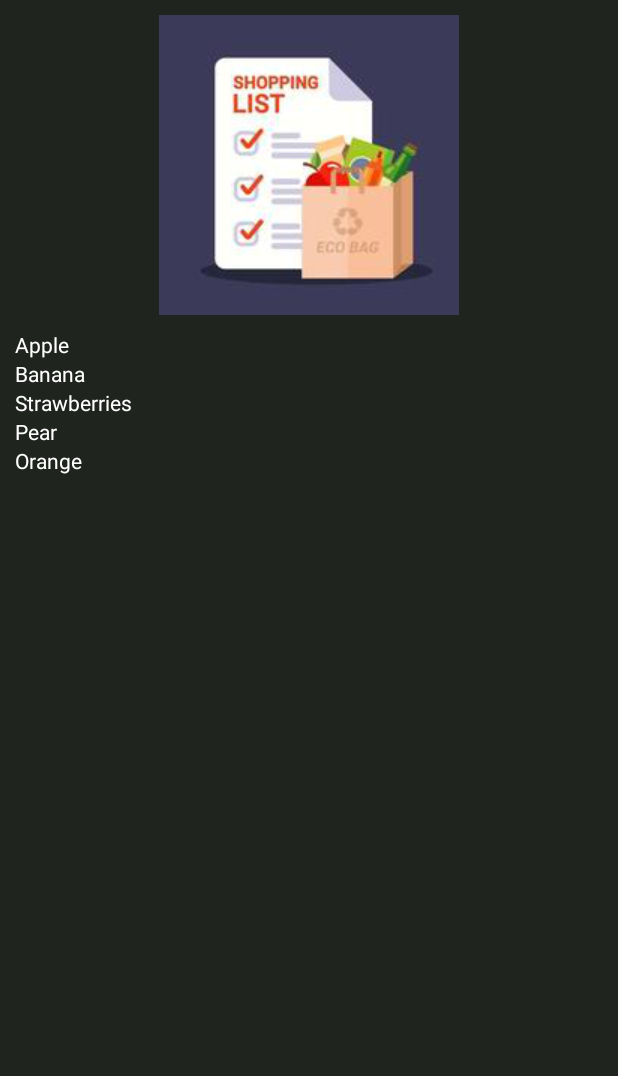
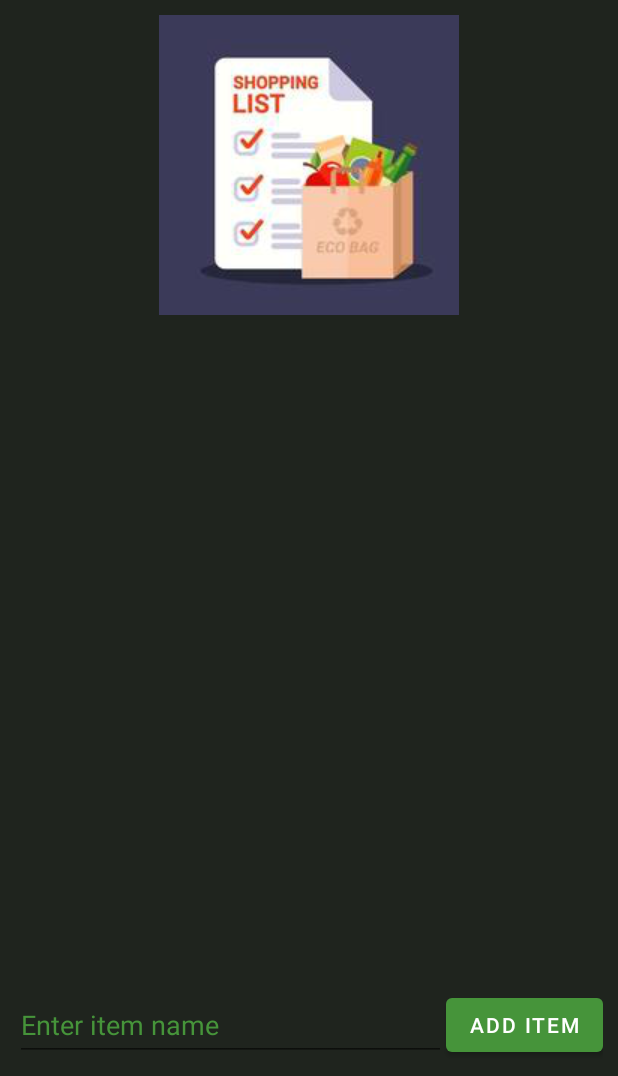
Before and after one commit to aditya-arcot/GroceryList, an Android app: the screen it shows after launch (GroceryListActivity before the commit, ListActivity after it), after a tap on "VIEW GROCERY LIST", on a phone screen of 412 x 824 dp, the part 160-1236 px from its top. Run offline under Robolectric (Android 15) with nearby library versions, the phone set to English and light mode, and no system bars.

Commit message:
Grocery list - user input, save, load data, layout changes Gradle, manifest updated

```diff
--- a/app/build.gradle
+++ b/app/build.gradle
@@ -35,7 +35,7 @@ android {
 }
 
 dependencies {
-
+    implementation 'com.google.code.gson:gson:2.8.6'
     implementation 'androidx.core:core-ktx:1.7.0'
     implementation 'androidx.appcompat:appcompat:1.4.1'
     implementation 'com.google.android.material:material:1.5.0'
--- a/app/src/main/AndroidManifest.xml
+++ b/app/src/main/AndroidManifest.xml
@@ -15,9 +15,9 @@
             android:value="AIzaSyAUSLJ8i-alhKTyrLN1qIWKXil31MqfZrE" />
 
         <activity android:name=".ItemInfoActivity"
-            android:parentActivityName=".GroceryListActivity">
+            android:parentActivityName=".ListActivity">
         </activity>
-        <activity android:name=".GroceryListActivity"
+        <activity android:name=".ListActivity"
             android:parentActivityName=".MainActivity">
         </activity>
         <activity android:name=".NearbyGroceryStoresActivity"
--- a/app/src/main/java/com/example/grocerylist/GroceryListActivity.kt
+++ /dev/null
@@ -1,31 +0,0 @@
-package com.example.grocerylist
-
-import android.content.Intent
-import android.os.Bundle
-import androidx.appcompat.app.AppCompatActivity
-import androidx.recyclerview.widget.RecyclerView
-import com.example.grocerylist.adapter.ItemAdapter
-import com.example.grocerylist.data.Datasource
-import com.example.grocerylist.model.ListItem
-
-class GroceryListActivity : AppCompatActivity() {
-
-    override fun onCreate(savedInstanceState: Bundle?) {
-        super.onCreate(savedInstanceState)
-        setContentView(R.layout.activity_grocery_list)
-
-        val myDataset = Datasource().loadListItems()
-        val recyclerView = findViewById<RecyclerView>(R.id.recycler_view)
-
-        recyclerView.adapter = ItemAdapter(this, myDataset) {
-                item -> openItemInfoActivity(item)
-        }
-    }
-
-    private fun openItemInfoActivity(item: ListItem) {
-        val intent = Intent(this, ItemInfoActivity::class.java).apply {
-            putExtra("name", resources.getString(item.listItemName))
-        }
-        startActivity(intent)
-    }
-}
--- /dev/null
+++ b/app/src/main/java/com/example/grocerylist/ListActivity.kt
@@ -0,0 +1,95 @@
+package com.example.grocerylist
+
+import android.content.Context
+import android.content.SharedPreferences
+import android.os.Bundle
+import android.preference.PreferenceManager
+import android.util.Log
+import android.view.MotionEvent
+import android.view.inputmethod.InputMethodManager
+import android.widget.Button
+import android.widget.EditText
+import androidx.appcompat.app.AppCompatActivity
+import androidx.recyclerview.widget.RecyclerView
+import com.google.gson.Gson
+import com.google.gson.reflect.TypeToken
+import java.lang.reflect.Type
+
+lateinit var data: ArrayList<ListItem>
+lateinit var sharedPrefs: SharedPreferences
+
+class ListActivity : AppCompatActivity() {
+    override fun onCreate(savedInstanceState: Bundle?) {
+        super.onCreate(savedInstanceState)
+        setContentView(R.layout.activity_list)
+
+        sharedPrefs = PreferenceManager.getDefaultSharedPreferences(this)
+
+        val lst = loadList()
+        data = if (lst != null) lst else ArrayList()
+
+        val adapter = ListItemAdapter(this){ checkBoxClick() }
+
+        val recyclerView = findViewById<RecyclerView>(R.id.list_recycler_view)
+        recyclerView.adapter = adapter
+
+        val addButton = findViewById<Button>(R.id.list_add_button)
+        val addField = findViewById<EditText>(R.id.list_input)
+        addButton.setOnClickListener{ buttonClicked(addField, adapter)}
+
+    }
+
+    private fun checkBoxClick(){
+        saveList(data)
+    }
+
+    private fun saveList(lst: ArrayList<ListItem>){
+        val editor = sharedPrefs.edit()
+        val gson = Gson()
+        val json = gson.toJson(lst)
+        editor.putString("grocery_list", json)
+        editor.apply()
+
+        Log.i("user", "saved: $lst")
+    }
+
+    private fun loadList(): ArrayList<ListItem>? {
+        val gson = Gson()
+        val json = sharedPrefs.getString("grocery_list", "")
+        val type: Type = object : TypeToken<ArrayList<ListItem?>?>() {}.type
+        val lst: ArrayList<ListItem>? = gson.fromJson(json, type)
+
+        Log.i("user", "loaded: $lst")
+
+        return lst
+    }
+
+    private fun buttonClicked(textField: EditText, adapter: ListItemAdapter){
+        val text = textField.text.toString().replace("\n", " ")
+
+        if (text != ""){
+            textField.setText("")
+
+            data.add(ListItem(false, text))
+            adapter.notifyItemChanged(data.size - 1)
+
+            saveList(data)
+
+        }
+    }
+
+    override fun dispatchTouchEvent(ev: MotionEvent?): Boolean {
+        if (currentFocus != null) {
+            val imm = this.getSystemService(Context.INPUT_METHOD_SERVICE) as InputMethodManager
+            imm.hideSoftInputFromWindow(this.currentFocus!!.windowToken, 0)
+        }
+        return super.dispatchTouchEvent(ev)
+    }
+
+    /*private fun openItemInfoActivity(item: ListItem) {
+        val intent = Intent(this, ItemInfoActivity::class.java).apply {
+            putExtra("name", resources.getString(item.listItemName))
+        }
+        startActivity(intent)
+    }*/
+}
--- /dev/null
+++ b/app/src/main/java/com/example/grocerylist/ListItem.kt
@@ -0,0 +1,6 @@
+package com.example.grocerylist
+
+data class ListItem (
+    val checked: Boolean,
+    val listItemName: String
+    )
--- /dev/null
+++ b/app/src/main/java/com/example/grocerylist/ListItemAdapter.kt
@@ -0,0 +1,43 @@
+package com.example.grocerylist
+
+import android.content.Context
+import android.view.LayoutInflater
+import android.view.View
+import android.view.ViewGroup
+import android.widget.CheckBox
+import android.widget.TextView
+import androidx.recyclerview.widget.RecyclerView
+
+class ListItemAdapter (
+    private val context: Context,
+    private val checkBoxClick: (Any) -> Unit
+
+): RecyclerView.Adapter<ListItemAdapter.ItemViewHolder>(){
+
+    class ItemViewHolder(view: View): RecyclerView.ViewHolder(view){
+        val textView: TextView = view.findViewById(R.id.list_item_name)
+        val checkBox: CheckBox = view.findViewById(R.id.list_item_checkbox)
+    }
+
+    override fun onCreateViewHolder(parent: ViewGroup, viewType: Int): ItemViewHolder {
+        val adapterLayout = LayoutInflater.from(parent.context).inflate(R.layout.list_item, parent, false)
+        return ItemViewHolder(adapterLayout)
+    }
+
+    override fun onBindViewHolder(holder: ItemViewHolder, position: Int) {
+        val item = data[position]
+        holder.textView.text = item.listItemName
+        holder.checkBox.isChecked = item.checked
+
+        holder.textView.setOnClickListener {}
+
+        holder.checkBox.setOnClickListener {
+            data.remove(item)
+            notifyDataSetChanged()
+            checkBoxClick("")
+        }
+    }
+
+    override fun getItemCount() = data.size
+
+}
--- a/app/src/main/java/com/example/grocerylist/MainActivity.kt
+++ b/app/src/main/java/com/example/grocerylist/MainActivity.kt
@@ -21,7 +21,7 @@ class MainActivity : AppCompatActivity() {
     }
 
     private fun openGroceryList() {
-        val intent = Intent(this, GroceryListActivity::class.java)
+        val intent = Intent(this, ListActivity::class.java)
         startActivity(intent)
     }
     private fun openPantry() {
--- a/app/src/main/java/com/example/grocerylist/PantryActivity.kt
+++ b/app/src/main/java/com/example/grocerylist/PantryActivity.kt
@@ -1,11 +1,5 @@
 package com.example.grocerylist
-import android.content.Intent
 import android.os.Bundle
-import androidx.recyclerview.widget.RecyclerView
-import com.example.grocerylist.adapter.ItemAdapter
-import com.example.grocerylist.data.Datasource
-import com.example.grocerylist.model.ListItem
-import android.os.PersistableBundle
 import androidx.appcompat.app.AppCompatActivity
 
 
--- a/app/src/main/java/com/example/grocerylist/adapter/ItemAdapter.kt
+++ /dev/null
@@ -1,36 +0,0 @@
-package com.example.grocerylist.adapter
-
-import android.content.Context
-import android.view.LayoutInflater
-import android.view.View
-import android.view.ViewGroup
-import android.widget.TextView
-import androidx.recyclerview.widget.RecyclerView
-import com.example.grocerylist.R
-import com.example.grocerylist.model.ListItem
-
-class ItemAdapter (
-    private val context: Context,
-    private val dataset: List<ListItem>,
-    private val listener: (ListItem) -> Unit
-
-    ): RecyclerView.Adapter<ItemAdapter.ItemViewHolder>(){
-
-    class ItemViewHolder(private val view: View): RecyclerView.ViewHolder(view){
-        val textView: TextView = view.findViewById(R.id.item_name)
-    }
-
-    override fun onCreateViewHolder(parent: ViewGroup, viewType: Int): ItemViewHolder {
-        val adapterLayout = LayoutInflater.from(parent.context).inflate(R.layout.list_item, parent, false)
-        return ItemViewHolder(adapterLayout)
-    }
-
-    override fun onBindViewHolder(holder: ItemViewHolder, position: Int) {
-        val item = dataset[position]
-        holder.textView.text = context.resources.getString(item.listItemName)
-        holder.itemView.setOnClickListener { listener(item) }
-    }
-
-    override fun getItemCount() = dataset.size
-
-}
--- a/app/src/main/java/com/example/grocerylist/data/Datasource.kt
+++ /dev/null
@@ -1,16 +0,0 @@
-package com.example.grocerylist.data
-
-import com.example.grocerylist.R
-import com.example.grocerylist.model.ListItem
-
-class Datasource () {
-    fun loadListItems(): List<ListItem>{
-        return listOf<ListItem>(
-            ListItem(R.string.list_item1),
-            ListItem(R.string.list_item2),
-            ListItem(R.string.list_item3),
-            ListItem(R.string.list_item4),
-            ListItem(R.string.list_item5)
-        )
-    }
-}
--- a/app/src/main/java/com/example/grocerylist/model/ListItem.kt
+++ /dev/null
@@ -1,8 +0,0 @@
-package com.example.grocerylist.model
-
-import androidx.annotation.StringRes
-
-data class ListItem (
-    @StringRes val listItemName: Int
-    ){
-}
--- a/app/src/main/res/layout/activity_grocery_list.xml
+++ b/app/src/main/res/layout/activity_list.xml
@@ -40,17 +40,54 @@
         app:layout_constraintTop_toBottomOf="@id/list_text" />
 
     <androidx.recyclerview.widget.RecyclerView
-        android:id="@+id/recycler_view"
+        android:id="@+id/list_recycler_view"
 
         app:layoutManager="LinearLayoutManager"
-        android:scrollbars="vertical"
 
         android:layout_width="match_parent"
         android:layout_height="0dp"
 
         app:layout_constraintTop_toBottomOf="@id/list_image"
+        app:layout_constraintBottom_toTopOf="@id/list_linear_layout"
         app:layout_constraintRight_toRightOf="parent"
         app:layout_constraintLeft_toLeftOf="parent"
         />
 
+    <LinearLayout
+        android:id="@+id/list_linear_layout"
+
+        android:background="@color/grey"
+
+        android:orientation="horizontal"
+
+        android:layout_width="fill_parent"
+        android:layout_height="wrap_content"
+
+        app:layout_constraintBottom_toBottomOf="parent"
+        app:layout_constraintRight_toRightOf="parent"
+        app:layout_constraintLeft_toLeftOf="parent"
+        >
+
+        <EditText
+            android:id="@+id/list_input"
+            android:hint="Enter item name"
+            android:textColorHint="@color/green"
+            android:textColor="@color/white"
+
+            android:layout_weight="1"
+            android:layout_width="0dp"
+            android:layout_height="match_parent"
+            />
+
+        <Button
+            android:id="@+id/list_add_button"
+            android:text="Add item"
+
+            android:layout_width="wrap_content"
+            android:layout_height="fill_parent"
+            />
+
+
+    </LinearLayout>
+
 </androidx.constraintlayout.widget.ConstraintLayout>
--- a/app/src/main/res/layout/list_item.xml
+++ b/app/src/main/res/layout/list_item.xml
@@ -1,13 +1,24 @@
 <?xml version="1.0" encoding="utf-8"?>
+<LinearLayout
+    xmlns:android="http://schemas.android.com/apk/res/android"
 
-<LinearLayout xmlns:android="http://schemas.android.com/apk/res/android"
-    android:layout_width="match_parent"
-    android:layout_height="wrap_content"
-    android:orientation="vertical"
-    android:background="@color/grey">
+    android:orientation="horizontal"
+
+    android:background="@color/grey"
+
+    android:layout_width="fill_parent"
+    android:layout_height="20dp"
+    >
+
+    <CheckBox
+        android:id="@+id/list_item_checkbox"
+
+        android:layout_width="wrap_content"
+        android:layout_height="wrap_content"
+        />
 
     <TextView
-        android:id="@+id/item_name"
+        android:id="@+id/list_item_name"
         android:textColor="@color/white"
 
         android:layout_width="wrap_content"
--- a/app/src/main/res/values/strings.xml
+++ b/app/src/main/res/values/strings.xml
@@ -1,11 +1,5 @@
 <resources>
     <string name="app_name">Grocery List!</string>
-
-    <string name="list_item1">Apple</string>
-    <string name="list_item2">Banana</string>
-    <string name="list_item3">Strawberries</string>
-    <string name="list_item4">Pear</string>
-    <string name="list_item5">Orange</string>
 
     <string name="normal_map">Normal Map</string>
     <string name="satellite_map">Satellite Map</string>
```
